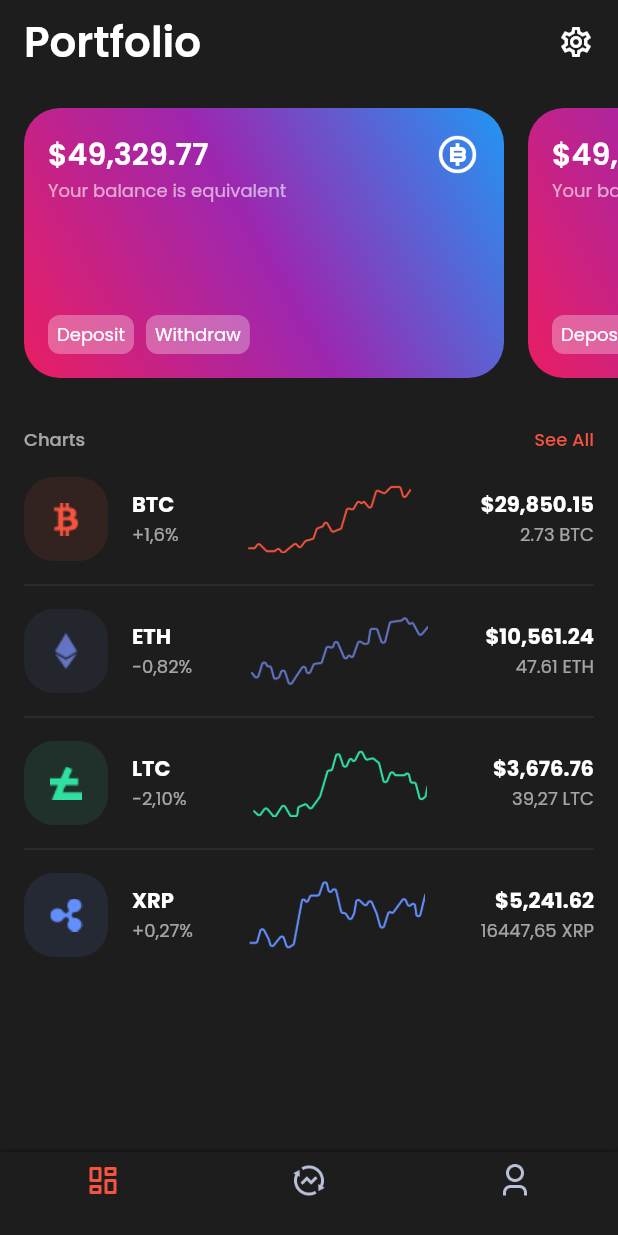
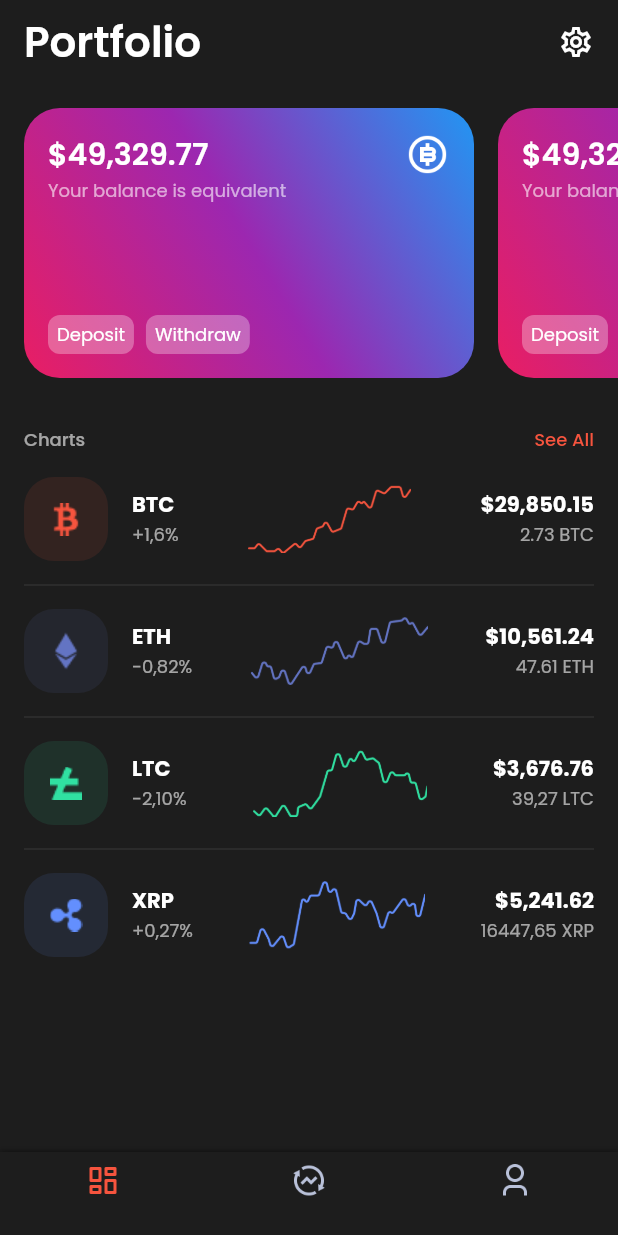
Before and after one commit to RidhaAF/cryptocurrency_app, a Flutter app: the screen it shows after launch, on a phone screen of 412 x 824 dp. Run offline on Flutter 3.47's test engine with Material 2 defaults, Android fonts, the phone set to English and light mode, and no system bars; our stand-ins replace google_fonts.

Commit message:
Update Home Page

```diff
--- a/lib/pages/ui/home_page.dart
+++ b/lib/pages/ui/home_page.dart
@@ -97,7 +97,6 @@ class HomePage extends StatelessWidget {
         ],
       ),
       body: SingleChildScrollView(
-        child: Container(
         child: Column(
           children: [
             Container(
@@ -109,7 +108,7 @@ class HomePage extends StatelessWidget {
                   Container(
                     margin: EdgeInsets.only(left: 16.0),
                     padding: EdgeInsets.all(16.0),
-                      width: 320,
+                    width: 300,
                     decoration: BoxDecoration(
                       gradient: LinearGradient(
                         begin: Alignment.topRight,
@@ -473,7 +472,6 @@ class HomePage extends StatelessWidget {
           ],
         ),
       ),
-      ),
     );
   }
 }
```
Lines whose indentation alone changed are shown as unchanged.
